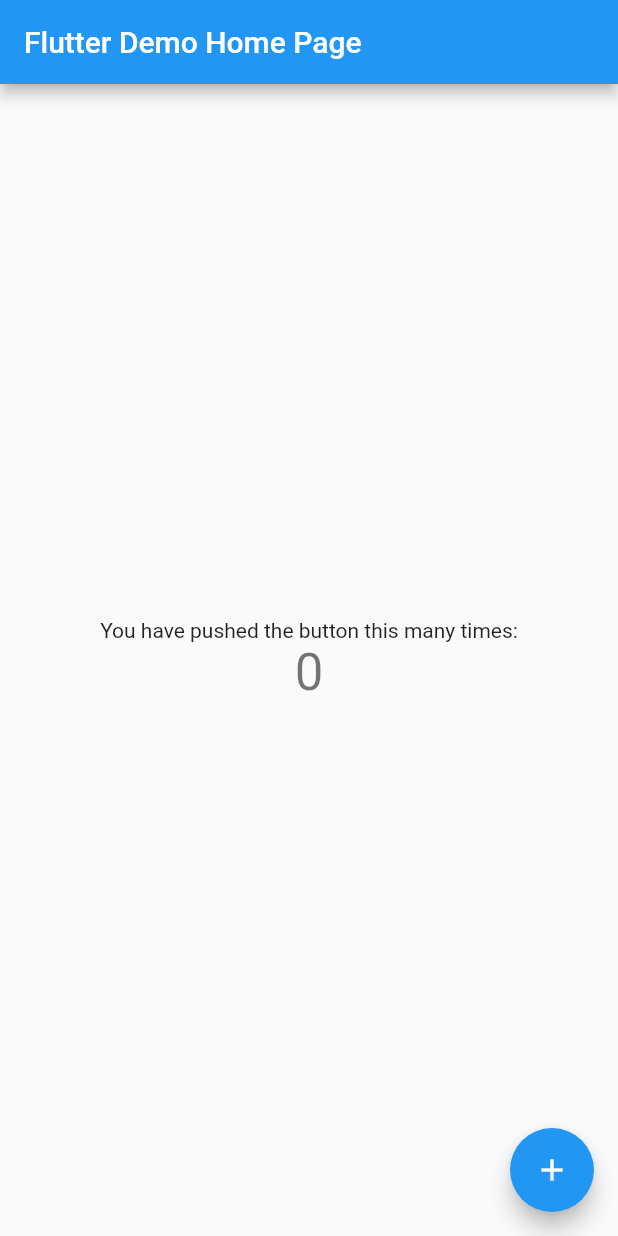
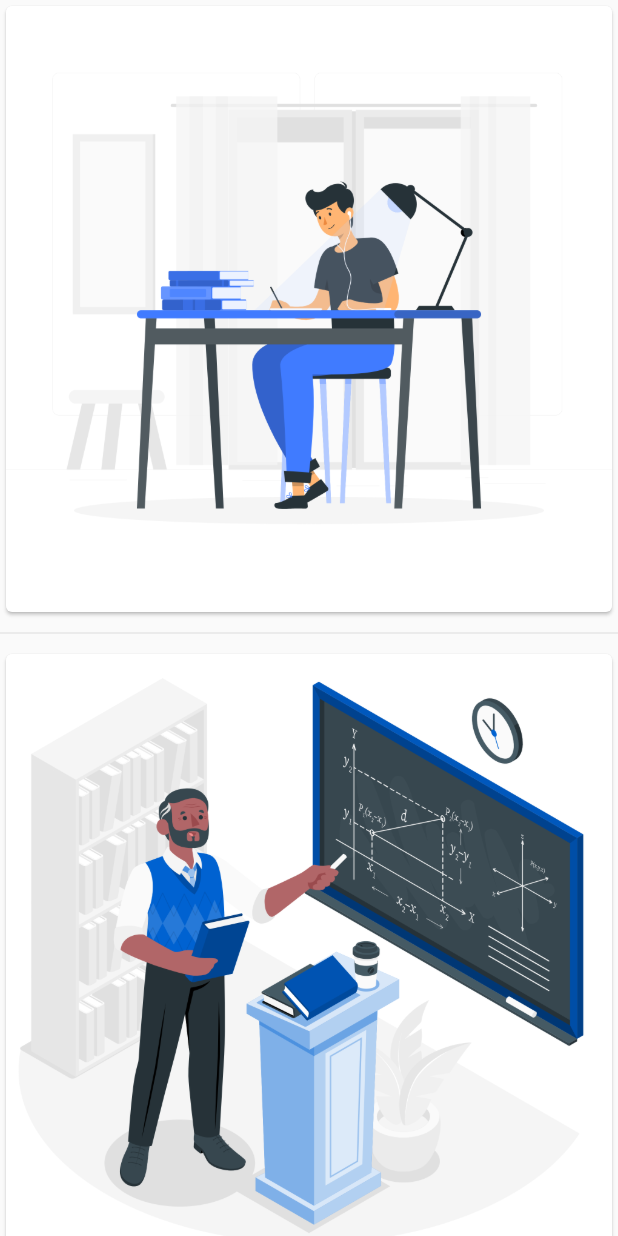
Before and after one commit to furqan-ahm/fyp-tutor-app, a Flutter app: the screen it shows after launch, on a phone screen of 412 x 824 dp. Run offline on Flutter 3.47's test engine with Material 2 defaults, Android fonts, the phone set to English and light mode, and no system bars; our stand-ins replace image_picker.

```diff
--- a/lib/main.dart
+++ b/lib/main.dart
@@ -1,4 +1,9 @@
+import 'dart:typed_data';
+
 import 'package:flutter/material.dart';
+import 'package:image_picker/image_picker.dart';
+import 'package:tutor_app/screens/getting_started/getting_started_screen.dart';
+
 
 void main() {
   runApp(const MyApp());
@@ -13,103 +18,9 @@ class MyApp extends StatelessWidget {
     return MaterialApp(
       title: 'Flutter Demo',
       theme: ThemeData(
-        // This is the theme of your application.
-        //
-        // Try running your application with "flutter run". You'll see the
-        // application has a blue toolbar. Then, without quitting the app, try
-        // changing the primarySwatch below to Colors.green and then invoke
-        // "hot reload" (press "r" in the console where you ran "flutter run",
-        // or simply save your changes to "hot reload" in a Flutter IDE).
-        // Notice that the counter didn't reset back to zero; the application
-        // is not restarted.
         primarySwatch: Colors.blue,
       ),
-      home: const MyHomePage(title: 'Flutter Demo Home Page'),
+      home: const GettingStartedScreen(),
     );
   }
 }
-
-class MyHomePage extends StatefulWidget {
-  const MyHomePage({super.key, required this.title});
-
-  // This widget is the home page of your application. It is stateful, meaning
-  // that it has a State object (defined below) that contains fields that affect
-  // how it looks.
-
-  // This class is the configuration for the state. It holds the values (in this
-  // case the title) provided by the parent (in this case the App widget) and
-  // used by the build method of the State. Fields in a Widget subclass are
-  // always marked "final".
-
-  final String title;
-
-  @override
-  State<MyHomePage> createState() => _MyHomePageState();
-}
-
-class _MyHomePageState extends State<MyHomePage> {
-  int _counter = 0;
-
-  void _incrementCounter() {
-    setState(() {
-      // This call to setState tells the Flutter framework that something has
-      // changed in this State, which causes it to rerun the build method below
-      // so that the display can reflect the updated values. If we changed
-      // _counter without calling setState(), then the build method would not be
-      // called again, and so nothing would appear to happen.
-      _counter++;
-    });
-  }
-
-  @override
-  Widget build(BuildContext context) {
-    // This method is rerun every time setState is called, for instance as done
-    // by the _incrementCounter method above.
-    //
-    // The Flutter framework has been optimized to make rerunning build methods
-    // fast, so that you can just rebuild anything that needs updating rather
-    // than having to individually change instances of widgets.
-    return Scaffold(
-      appBar: AppBar(
-        // Here we take the value from the MyHomePage object that was created by
-        // the App.build method, and use it to set our appbar title.
-        title: Text(widget.title),
-      ),
-      body: Center(
-        // Center is a layout widget. It takes a single child and positions it
-        // in the middle of the parent.
-        child: Column(
-          // Column is also a layout widget. It takes a list of children and
-          // arranges them vertically. By default, it sizes itself to fit its
-          // children horizontally, and tries to be as tall as its parent.
-          //
-          // Invoke "debug painting" (press "p" in the console, choose the
-          // "Toggle Debug Paint" action from the Flutter Inspector in Android
-          // Studio, or the "Toggle Debug Paint" command in Visual Studio Code)
-          // to see the wireframe for each widget.
-          //
-          // Column has various properties to control how it sizes itself and
-          // how it positions its children. Here we use mainAxisAlignment to
-          // center the children vertically; the main axis here is the vertical
-          // axis because Columns are vertical (the cross axis would be
-          // horizontal).
-          mainAxisAlignment: MainAxisAlignment.center,
-          children: <Widget>[
-            const Text(
-              'You have pushed the button this many times:',
-            ),
-            Text(
-              '$_counter',
-              style: Theme.of(context).textTheme.headline4,
-            ),
-          ],
-        ),
-      ),
-      floatingActionButton: FloatingActionButton(
-        onPressed: _incrementCounter,
-        tooltip: 'Increment',
-        child: const Icon(Icons.add),
-      ), // This trailing comma makes auto-formatting nicer for build methods.
-    );
-  }
-}
--- /dev/null
+++ b/lib/screens/getting_started/getting_started_screen.dart
@@ -0,0 +1,27 @@
+import 'package:flutter/material.dart';
+
+class GettingStartedScreen extends StatefulWidget {
+  const GettingStartedScreen({ Key? key }) : super(key: key);
+
+  @override
+  _GettingStartedScreenState createState() => _GettingStartedScreenState();
+}
+
+class _GettingStartedScreenState extends State<GettingStartedScreen> {
+  @override
+  Widget build(BuildContext context) {
+    return Scaffold(
+      body: Column(
+        children: [
+          Card(
+            child: Image.asset('assets/student.png'),
+          ),
+          Divider(height: 20,),
+          Card(
+            child: Image.asset('assets/teacher.png'),
+          ),
+        ],
+      ),
+    );
+  }
+}
```
Also changed, not shown: pubspec.yaml (+8 -18 lines), assets/student.png (added), assets/teacher.png (added), lib/models/user.dart (added), pubspec.lock, 4 other files.
